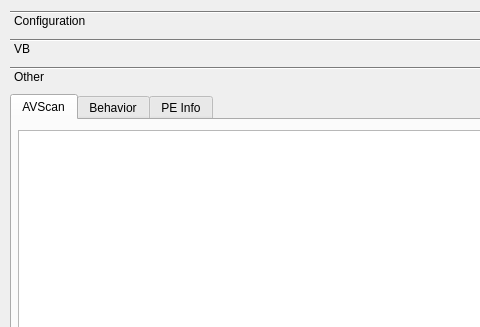
This is virusbattle/VBUI.ui in flowyroll/virusbattle-ida-plugin as Qt 5 draws it before an edit; both pictures show x 0 to 480 and y 0 to 327 of the 752 by 459 pixel window. The edited form follows.
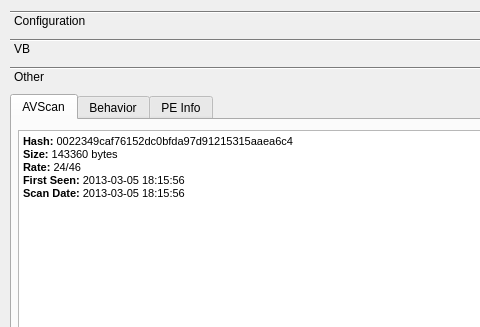
This is the edited form. The open tabs and pages were chosen to show the change.

Patch:
```diff
--- a/virusbattle/VBUI.ui
+++ b/virusbattle/VBUI.ui
@@ -2102,6 +2102,17 @@
          <height>261</height>
         </rect>
        </property>
+       <property name="html">
+        <string>&lt;!DOCTYPE HTML PUBLIC &quot;-//W3C//DTD HTML 4.0//EN&quot; &quot;http://www.w3.org/TR/REC-html40/strict.dtd&quot;&gt;
+&lt;html&gt;&lt;head&gt;&lt;meta name=&quot;qrichtext&quot; content=&quot;1&quot; /&gt;&lt;style type=&quot;text/css&quot;&gt;
+p, li { white-space: pre-wrap; }
+&lt;/style&gt;&lt;/head&gt;&lt;body style=&quot; font-family:'MS Shell Dlg 2'; font-size:8.25pt; font-weight:400; font-style:normal;&quot;&gt;
+&lt;p style=&quot; margin-top:0px; margin-bottom:0px; margin-left:0px; margin-right:0px; -qt-block-indent:0; text-indent:0px;&quot;&gt;&lt;span style=&quot; font-size:8pt; font-weight:600;&quot;&gt;Hash: &lt;/span&gt;&lt;span style=&quot; font-size:8pt;&quot;&gt;0022349caf76152dc0bfda97d91215315aaea6c4    		&lt;/span&gt;&lt;/p&gt;
+&lt;p style=&quot; margin-top:0px; margin-bottom:0px; margin-left:0px; margin-right:0px; -qt-block-indent:0; text-indent:0px;&quot;&gt;&lt;span style=&quot; font-size:8pt; font-weight:600;&quot;&gt;Size: &lt;/span&gt;&lt;span style=&quot; font-size:8pt;&quot;&gt;143360 bytes    		&lt;/span&gt;&lt;/p&gt;
+&lt;p style=&quot; margin-top:0px; margin-bottom:0px; margin-left:0px; margin-right:0px; -qt-block-indent:0; text-indent:0px;&quot;&gt;&lt;span style=&quot; font-size:8pt; font-weight:600;&quot;&gt;Rate: &lt;/span&gt;&lt;span style=&quot; font-size:8pt;&quot;&gt;24/46    		&lt;/span&gt;&lt;/p&gt;
+&lt;p style=&quot; margin-top:0px; margin-bottom:0px; margin-left:0px; margin-right:0px; -qt-block-indent:0; text-indent:0px;&quot;&gt;&lt;span style=&quot; font-size:8pt; font-weight:600;&quot;&gt;First Seen: &lt;/span&gt;&lt;span style=&quot; font-size:8pt;&quot;&gt;2013-03-05 18:15:56    		&lt;/span&gt;&lt;/p&gt;
+&lt;p style=&quot; margin-top:0px; margin-bottom:0px; margin-left:0px; margin-right:0px; -qt-block-indent:0; text-indent:0px;&quot;&gt;&lt;span style=&quot; font-size:8pt; font-weight:600;&quot;&gt;Scan Date: &lt;/span&gt;&lt;span style=&quot; font-size:8pt;&quot;&gt;2013-03-05 18:15:56    	            &lt;/span&gt;&lt;/p&gt;&lt;/body&gt;&lt;/html&gt;</string>
+       </property>
       </widget>
      </widget>
      <widget class="QWidget" name="tab_4">
```
Left out of the diff: 2 changed lines with no effect on the pictures.
